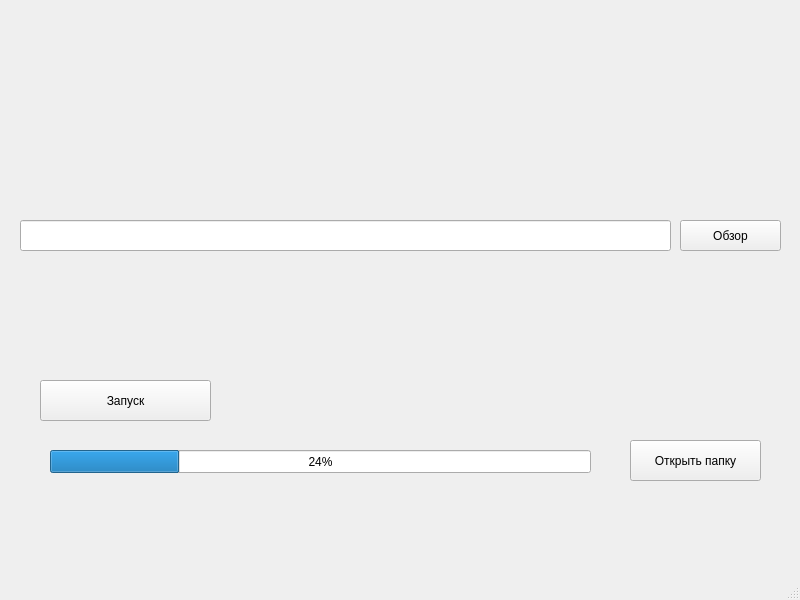
The window that main_window.ui (DMatvei/SpeechSeparationLectureRecord) describes before a commit, drawn with Qt 5.
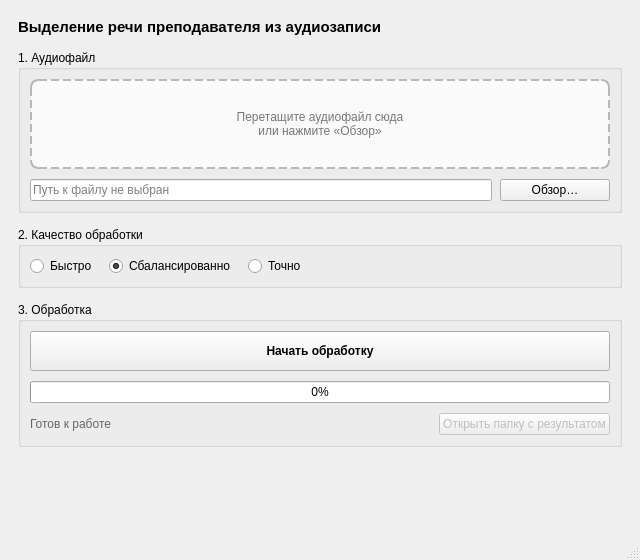
The same window after the commit.

```diff
--- a/main_window.ui
+++ b/main_window.ui
@@ -6,76 +6,258 @@
    <rect>
     <x>0</x>
     <y>0</y>
-    <width>800</width>
-    <height>600</height>
+    <width>640</width>
+    <height>560</height>
    </rect>
   </property>
   <property name="windowTitle">
    <string>MainWindow</string>
   </property>
   <widget class="QWidget" name="centralwidget">
-   <widget class="QLineEdit" name="lineEdit">
-    <property name="geometry">
-     <rect>
-      <x>20</x>
-      <y>220</y>
-      <width>651</width>
-      <height>31</height>
-     </rect>
+   <layout class="QVBoxLayout" name="rootLayout">
+    <property name="leftMargin">
+     <number>18</number>
     </property>
-   </widget>
-   <widget class="QPushButton" name="pushButton_view">
-    <property name="geometry">
-     <rect>
-      <x>680</x>
-      <y>220</y>
-      <width>101</width>
-      <height>31</height>
-     </rect>
+    <property name="topMargin">
+     <number>18</number>
     </property>
-    <property name="text">
-     <string>Обзор</string>
+    <property name="rightMargin">
+     <number>18</number>
     </property>
-   </widget>
-   <widget class="QPushButton" name="pushButton_start">
-    <property name="geometry">
-     <rect>
-      <x>40</x>
-      <y>380</y>
-      <width>171</width>
-      <height>41</height>
-     </rect>
+    <property name="bottomMargin">
+     <number>18</number>
     </property>
-    <property name="text">
-     <string>Запуск</string>
+    <property name="spacing">
+     <number>14</number>
     </property>
-   </widget>
-   <widget class="QProgressBar" name="progressBar">
-    <property name="geometry">
-     <rect>
-      <x>50</x>
-      <y>450</y>
-      <width>541</width>
-      <height>23</height>
-     </rect>
-    </property>
-    <property name="value">
-     <number>24</number>
-    </property>
-   </widget>
-   <widget class="QPushButton" name="pushButton_openFolder">
-    <property name="geometry">
-     <rect>
-      <x>630</x>
-      <y>440</y>
-      <width>131</width>
-      <height>41</height>
-     </rect>
-    </property>
-    <property name="text">
-     <string>Открыть папку</string>
-    </property>
-   </widget>
+    <item>
+     <widget class="QLabel" name="titleLabel">
+      <property name="text">
+       <string>Выделение речи преподавателя из аудиозаписи</string>
+      </property>
+      <property name="styleSheet">
+       <string>font-size: 15px; font-weight: 600;</string>
+      </property>
+     </widget>
+    </item>
+    <!-- ШАГ 1: ФАЙЛ -->
+    <item>
+     <widget class="QGroupBox" name="groupFile">
+      <property name="title">
+       <string>1. Аудиофайл</string>
+      </property>
+      <layout class="QVBoxLayout" name="fileLayout">
+       <property name="spacing">
+        <number>10</number>
+       </property>
+       <item>
+        <widget class="QLabel" name="dropZone">
+         <property name="minimumSize">
+          <size>
+           <width>0</width>
+           <height>90</height>
+          </size>
+         </property>
+         <property name="text">
+          <string>Перетащите аудиофайл сюда
+или нажмите «Обзор»</string>
+         </property>
+         <property name="alignment">
+          <set>Qt::AlignCenter</set>
+         </property>
+         <property name="styleSheet">
+          <string>QLabel { border: 2px dashed #b8b8b8; border-radius: 8px; color: #777; background: #fafafa; }</string>
+         </property>
+        </widget>
+       </item>
+       <item>
+        <layout class="QHBoxLayout" name="pathRow">
+         <property name="spacing">
+          <number>8</number>
+         </property>
+         <item>
+          <widget class="QLineEdit" name="lineEdit">
+           <property name="placeholderText">
+            <string>Путь к файлу не выбран</string>
+           </property>
+           <property name="readOnly">
+            <bool>true</bool>
+           </property>
+          </widget>
+         </item>
+         <item>
+          <widget class="QPushButton" name="pushButton_view">
+           <property name="minimumSize">
+            <size>
+             <width>110</width>
+             <height>0</height>
+            </size>
+           </property>
+           <property name="text">
+            <string>Обзор…</string>
+           </property>
+          </widget>
+         </item>
+        </layout>
+       </item>
+      </layout>
+     </widget>
+    </item>
+    <!-- ШАГ 2: КАЧЕСТВО -->
+    <item>
+     <widget class="QGroupBox" name="groupQuality">
+      <property name="title">
+       <string>2. Качество обработки</string>
+      </property>
+      <layout class="QHBoxLayout" name="qualityLayout">
+       <property name="spacing">
+        <number>12</number>
+       </property>
+       <item>
+        <widget class="QRadioButton" name="radioLow">
+         <property name="text">
+          <string>Быстро</string>
+         </property>
+         <property name="toolTip">
+          <string>Меньше времени, ниже точность выделения</string>
+         </property>
+        </widget>
+       </item>
+       <item>
+        <widget class="QRadioButton" name="radioMedium">
+         <property name="text">
+          <string>Сбалансированно</string>
+         </property>
+         <property name="toolTip">
+          <string>Разумный компромисс между скоростью и точностью</string>
+         </property>
+         <property name="checked">
+          <bool>true</bool>
+         </property>
+        </widget>
+       </item>
+       <item>
+        <widget class="QRadioButton" name="radioHigh">
+         <property name="text">
+          <string>Точно</string>
+         </property>
+         <property name="toolTip">
+          <string>Максимальная точность, обработка дольше</string>
+         </property>
+        </widget>
+       </item>
+       <item>
+        <spacer name="qualitySpacer">
+         <property name="orientation">
+          <enum>Qt::Horizontal</enum>
+         </property>
+         <property name="sizeHint" stdset="0">
+          <size>
+           <width>40</width>
+           <height>20</height>
+          </size>
+         </property>
+        </spacer>
+       </item>
+      </layout>
+     </widget>
+    </item>
+    <!-- ШАГ 3: ОБРАБОТКА -->
+    <item>
+     <widget class="QGroupBox" name="groupRun">
+      <property name="title">
+       <string>3. Обработка</string>
+      </property>
+      <layout class="QVBoxLayout" name="runLayout">
+       <property name="spacing">
+        <number>10</number>
+       </property>
+       <item>
+        <widget class="QPushButton" name="pushButton_start">
+         <property name="minimumSize">
+          <size>
+           <width>0</width>
+           <height>40</height>
+          </size>
+         </property>
+         <property name="text">
+          <string>Начать обработку</string>
+         </property>
+         <property name="styleSheet">
+          <string>QPushButton { font-weight: 600; }</string>
+         </property>
+        </widget>
+       </item>
+       <item>
+        <widget class="QProgressBar" name="progressBar">
+         <property name="value">
+          <number>0</number>
+         </property>
+        </widget>
+       </item>
+       <item>
+        <layout class="QHBoxLayout" name="bottomRow">
+         <property name="spacing">
+          <number>8</number>
+         </property>
+         <item>
+          <widget class="QLabel" name="statusLabel">
+           <property name="text">
+            <string>Готов к работе</string>
+           </property>
+           <property name="styleSheet">
+            <string>color: #666;</string>
+           </property>
+          </widget>
+         </item>
+         <item>
+          <spacer name="bottomSpacer">
+           <property name="orientation">
+            <enum>Qt::Horizontal</enum>
+           </property>
+           <property name="sizeHint" stdset="0">
+            <size>
+             <width>40</width>
+             <height>20</height>
+            </size>
+           </property>
+          </spacer>
+         </item>
+         <item>
+          <widget class="QPushButton" name="pushButton_openFolder">
+           <property name="minimumSize">
+            <size>
+             <width>140</width>
+             <height>0</height>
+            </size>
+           </property>
+           <property name="enabled">
+            <bool>false</bool>
+           </property>
+           <property name="text">
+            <string>Открыть папку с результатом</string>
+           </property>
+          </widget>
+         </item>
+        </layout>
+       </item>
+      </layout>
+     </widget>
+    </item>
+    <item>
+     <spacer name="verticalSpacer">
+      <property name="orientation">
+       <enum>Qt::Vertical</enum>
+      </property>
+      <property name="sizeHint" stdset="0">
+       <size>
+        <width>20</width>
+        <height>10</height>
+       </size>
+      </property>
+     </spacer>
+    </item>
+   </layout>
   </widget>
   <widget class="QStatusBar" name="statusbar"/>
  </widget>
```
Left out of the diff: 2 changed lines with no effect on the pictures.
